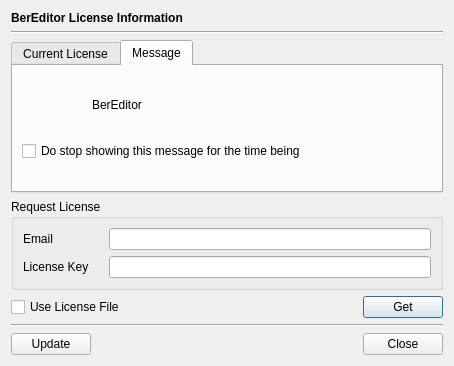
First picture: the form in BerEditor/lcn_info_dlg.ui, repository jykim74/BerEditor, before the edit.
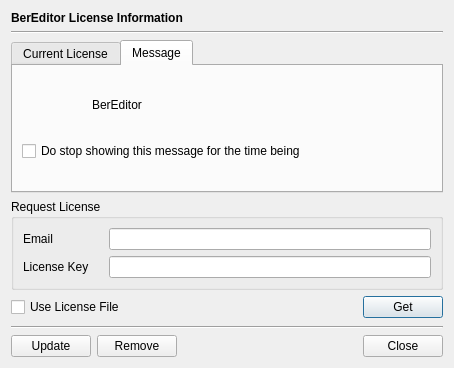
Second picture: the form after the edit. Icons and pictures are not drawn.

```diff
--- a/BerEditor/lcn_info_dlg.ui
+++ b/BerEditor/lcn_info_dlg.ui
@@ -7,7 +7,7 @@
     <x>0</x>
     <y>0</y>
     <width>454</width>
-    <height>366</height>
+    <height>368</height>
    </rect>
   </property>
   <property name="windowTitle">
@@ -360,7 +360,7 @@
    </item>
    <item>
     <layout class="QGridLayout" name="gridLayout">
-     <item row="0" column="1">
+     <item row="0" column="2">
       <spacer name="horizontalSpacer">
        <property name="orientation">
         <enum>Qt::Horizontal</enum>
@@ -373,7 +373,7 @@
        </property>
       </spacer>
      </item>
-     <item row="0" column="2">
+     <item row="0" column="3">
       <widget class="QPushButton" name="mCloseBtn">
        <property name="text">
         <string>Close</string>
@@ -387,6 +387,13 @@
        </property>
       </widget>
      </item>
+     <item row="0" column="1">
+      <widget class="QPushButton" name="mRemoveBtn">
+       <property name="text">
+        <string>Remove</string>
+       </property>
+      </widget>
+     </item>
     </layout>
    </item>
   </layout>
```
